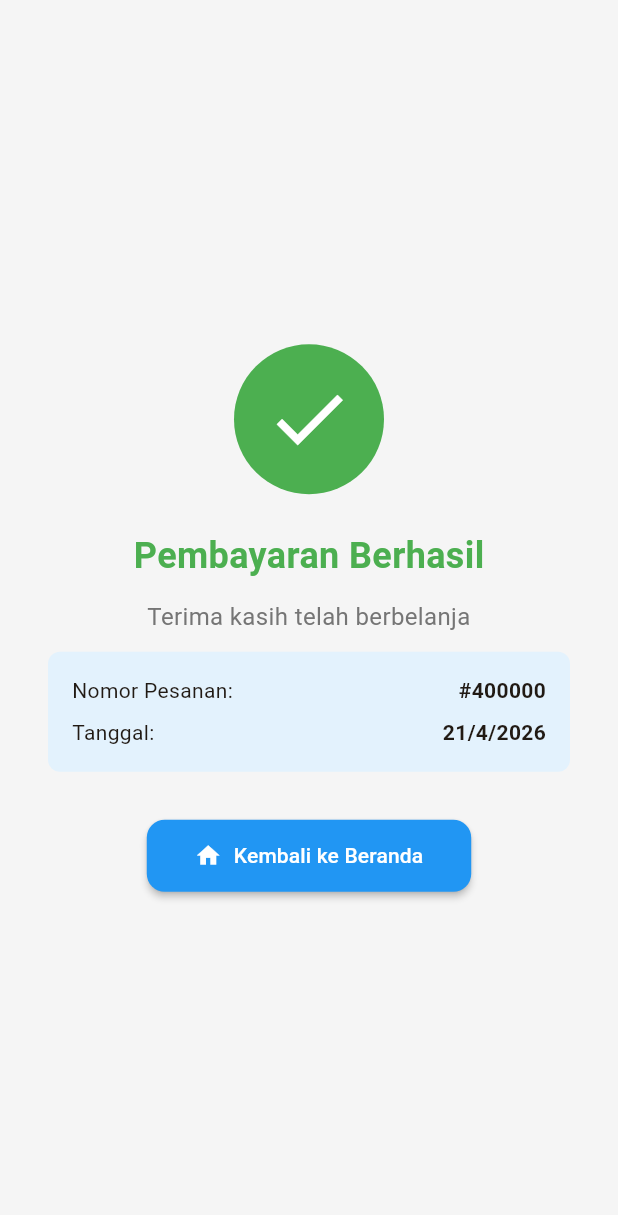
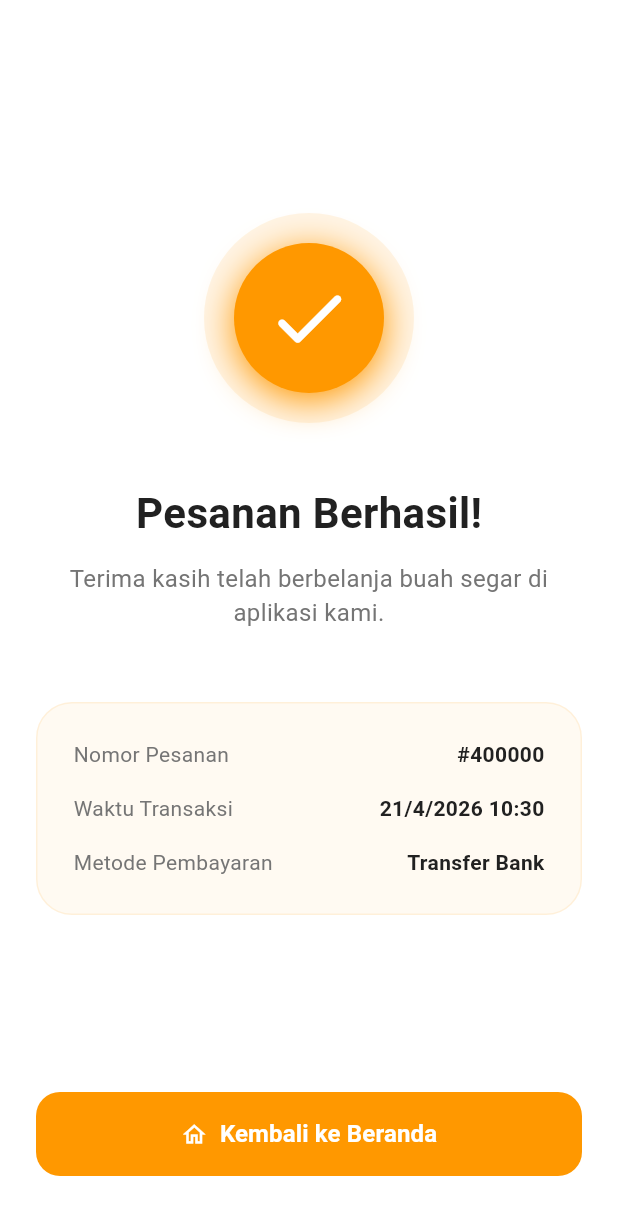
Before and after one commit to ZEINadli/buah_uts_1123150028, a Flutter app: the PaymentSuccessPage screen opened directly, on a phone screen of 412 x 824 dp. Shown: the top 1215 px of the screen. Run offline on Flutter 3.47's test engine with Material 3 defaults, Android fonts, the phone set to English and light mode, and no system bars; our stand-ins replace dio, email_validator, equatable, firebase_auth, firebase_core, flutter_secure_storage and 2 more; accounts and stored records are empty.

Commit message:
style: redesign halaman sukses pembayaran

```diff
--- a/lib/features/cart/presentation/pages/payment_success_page.dart
+++ b/lib/features/cart/presentation/pages/payment_success_page.dart
@@ -1,3 +1,4 @@
+import 'package:buah_uts_1123150028/core/constants/app_colors.dart';
 import 'package:flutter/material.dart';
 
 class PaymentSuccessPage extends StatelessWidget {
@@ -10,94 +11,163 @@ class PaymentSuccessPage extends StatelessWidget {
     return WillPopScope(
       onWillPop: () async => false,
       child: Scaffold(
-        body: Center(
+        backgroundColor: Colors.white,
+        body: SafeArea(
+          child: Padding(
+            padding: const EdgeInsets.all(24.0),
             child: Column(
               mainAxisAlignment: MainAxisAlignment.center,
               children: [
-              // Checkmark Icon
+                const Spacer(),
+                // Success Illustration/Icon
+                Stack(
+                  alignment: Alignment.center,
+                  children: [
+                    Container(
+                      width: 140,
+                      height: 140,
+                      decoration: BoxDecoration(
+                        color: AppColors.primary.withOpacity(0.1),
+                        shape: BoxShape.circle,
+                      ),
+                    ),
                     Container(
                       width: 100,
                       height: 100,
-                decoration: BoxDecoration(
-                  color: Colors.green,
+                      decoration: const BoxDecoration(
+                        color: AppColors.primary,
                         shape: BoxShape.circle,
+                        boxShadow: [
+                          BoxShadow(
+                            color: AppColors.primary,
+                            blurRadius: 20,
+                            offset: Offset(0, 5),
+                          ),
+                        ],
                       ),
                       child: const Icon(
-                  Icons.check,
+                        Icons.check_rounded,
                         color: Colors.white,
                         size: 60,
                       ),
                     ),
-              const SizedBox(height: 24),
-              // Success Title
+                  ],
+                ),
+                const SizedBox(height: 40),
+                // Success Text
                 const Text(
-                'Pembayaran Berhasil',
+                  'Pesanan Berhasil!',
                   style: TextStyle(
-                  fontSize: 24,
+                    fontSize: 28,
                     fontWeight: FontWeight.bold,
-                  color: Colors.green,
+                    color: AppColors.textPrimary,
                   ),
                 ),
                 const SizedBox(height: 12),
-              // Success Message
                 Text(
-                'Terima kasih telah berbelanja',
+                  'Terima kasih telah berbelanja buah segar di aplikasi kami.',
                   style: TextStyle(
                     fontSize: 16,
-                  color: Colors.grey[600],
+                    color: AppColors.textSecondary,
                   ),
                   textAlign: TextAlign.center,
                 ),
-              const SizedBox(height: 12),
-              // Order Details
+                const SizedBox(height: 48),
+                // Transaction Details Card
                 Container(
-                margin: const EdgeInsets.symmetric(horizontal: 32),
-                padding: const EdgeInsets.all(16),
+                  padding: const EdgeInsets.all(24),
                   decoration: BoxDecoration(
-                  color: Colors.blue[50],
-                  borderRadius: BorderRadius.circular(8),
+                    color: AppColors.primary.withOpacity(0.05),
+                    borderRadius: BorderRadius.circular(24),
+                    border: Border.all(color: AppColors.primary.withOpacity(0.1)),
                   ),
                   child: Column(
                     children: [
-                    Row(
-                      mainAxisAlignment: MainAxisAlignment.spaceBetween,
-                      children: [
-                        const Text('Nomor Pesanan:'),
-                        Text(
-                          '#${DateTime.now().millisecondsSinceEpoch.toString().substring(7)}',
-                          style: const TextStyle(fontWeight: FontWeight.bold),
+                      _DetailRow(
+                        label: 'Nomor Pesanan',
+                        value: '#${DateTime.now().millisecondsSinceEpoch.toString().substring(7)}',
                       ),
-                      ],
+                      const SizedBox(height: 16),
+                      _DetailRow(
+                        label: 'Waktu Transaksi',
+                        value: '${DateTime.now().day}/${DateTime.now().month}/${DateTime.now().year} ${DateTime.now().hour}:${DateTime.now().minute}',
                       ),
-                    const SizedBox(height: 8),
-                    Row(
-                      mainAxisAlignment: MainAxisAlignment.spaceBetween,
-                      children: [
-                        const Text('Tanggal:'),
-                        Text(
-                          '${DateTime.now().day}/${DateTime.now().month}/${DateTime.now().year}',
-                          style: const TextStyle(fontWeight: FontWeight.bold),
-                        ),
-                      ],
+                      const SizedBox(height: 16),
+                      const _DetailRow(
+                        label: 'Metode Pembayaran',
+                        value: 'Transfer Bank',
                       ),
                     ],
                   ),
                 ),
-              const SizedBox(height: 32),
+                const Spacer(),
                 // Back to Home Button
-              ElevatedButton.icon(
+                SizedBox(
+                  width: double.infinity,
+                  height: 56,
+                  child: ElevatedButton(
                     onPressed: onSuccess,
-                icon: const Icon(Icons.home),
-                label: const Text('Kembali ke Beranda'),
                     style: ElevatedButton.styleFrom(
-                  backgroundColor: Colors.blue,
-                  padding: const EdgeInsets.symmetric(horizontal: 32, vertical: 14),
+                      backgroundColor: AppColors.primary,
+                      foregroundColor: Colors.white,
+                      shape: RoundedRectangleBorder(
+                        borderRadius: BorderRadius.circular(16),
+                      ),
+                      elevation: 0,
+                    ),
+                    child: const Row(
+                      mainAxisAlignment: MainAxisAlignment.center,
+                      children: [
+                        Icon(Icons.home_outlined),
+                        SizedBox(width: 8),
+                        Text(
+                          'Kembali ke Beranda',
+                          style: TextStyle(
+                            fontSize: 16,
+                            fontWeight: FontWeight.bold,
                           ),
                         ),
                       ],
                     ),
                   ),
                 ),
+                const SizedBox(height: 16),
+              ],
+            ),
+          ),
+        ),
+      ),
     );
   }
 }
+
+class _DetailRow extends StatelessWidget {
+  final String label;
+  final String value;
+
+  const _DetailRow({required this.label, required this.value});
+
+  @override
+  Widget build(BuildContext context) {
+    return Row(
+      mainAxisAlignment: MainAxisAlignment.spaceBetween,
+      children: [
+        Text(
+          label,
+          style: TextStyle(
+            color: AppColors.textSecondary,
+            fontSize: 14,
+          ),
+        ),
+        Text(
+          value,
+          style: const TextStyle(
+            color: AppColors.textPrimary,
+            fontWeight: FontWeight.bold,
+            fontSize: 14,
+          ),
+        ),
+      ],
+    );
+  }
+}
```
Lines whose indentation alone changed are shown as unchanged.
